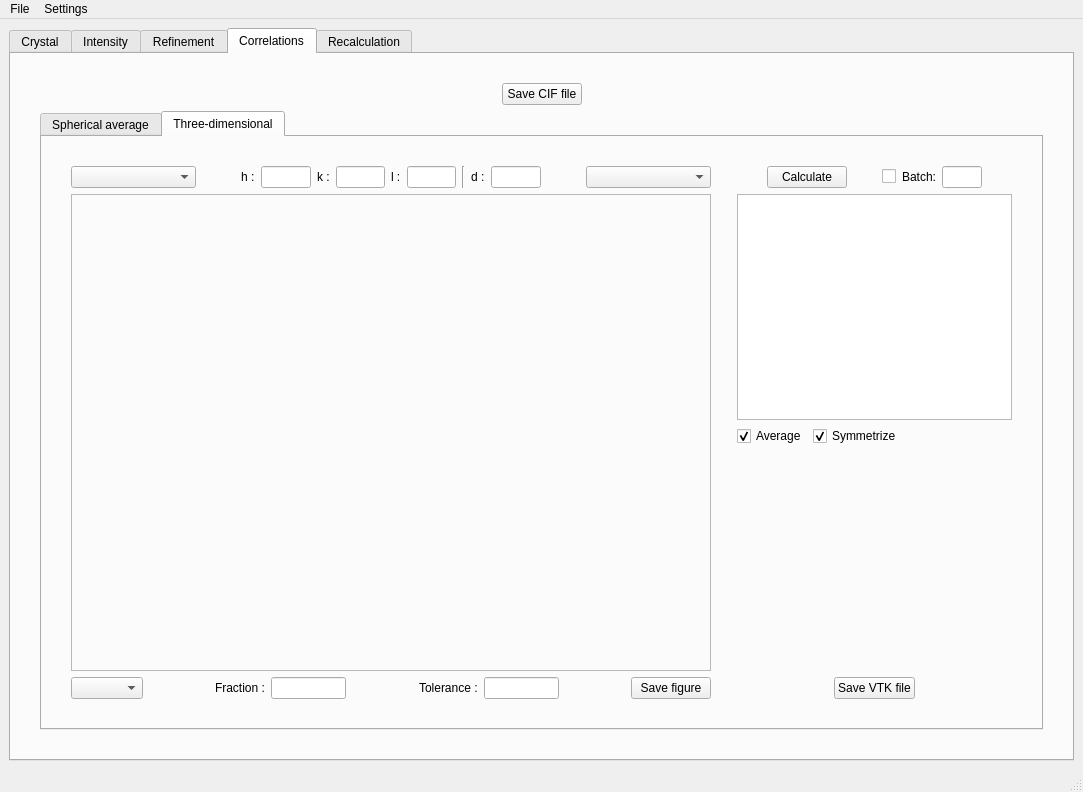
Above: disorder/graphical/mainwindow.ui from zjmorgan/rmc-discord before the change. Below: the same form after it.
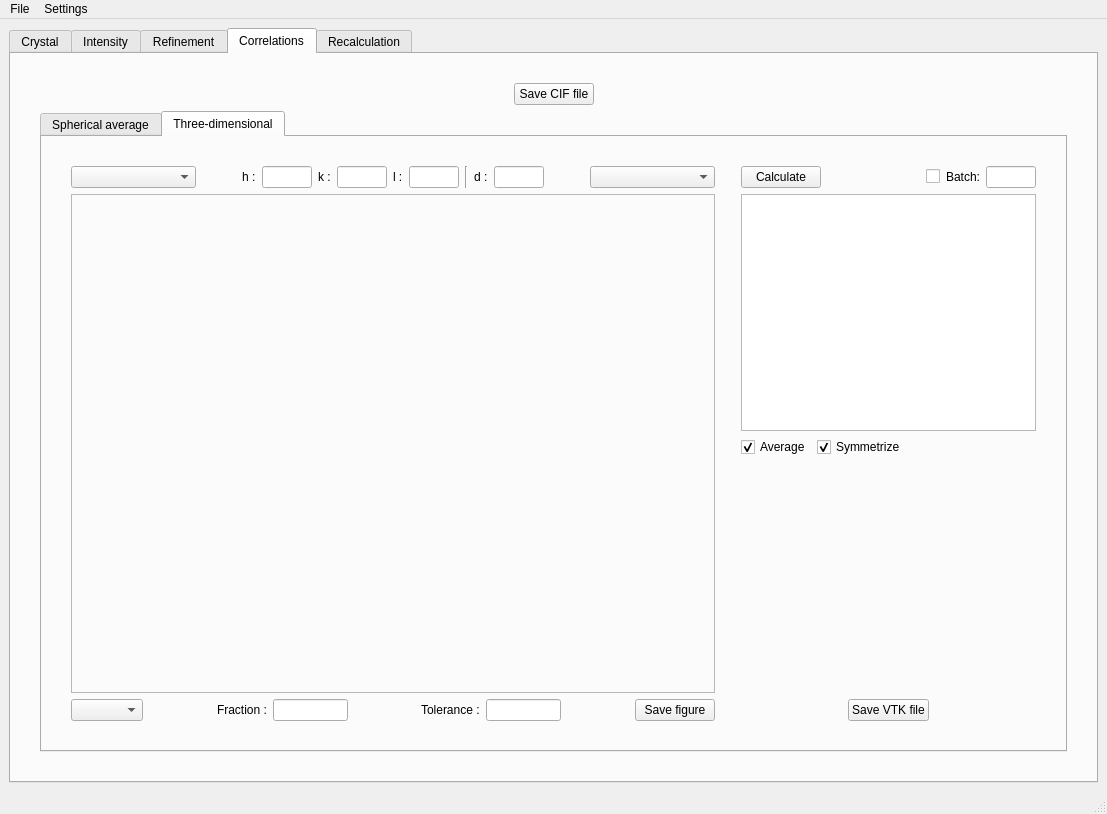
That is the form after the change. The open tabs and pages were chosen to show the change. Custom widgets are drawn as their Qt base class.

Commit message: Intensity tab

```diff
--- a/disorder/graphical/mainwindow.ui
+++ b/disorder/graphical/mainwindow.ui
@@ -6,8 +6,8 @@
    <rect>
     <x>0</x>
     <y>0</y>
-    <width>1083</width>
-    <height>792</height>
+    <width>1107</width>
+    <height>814</height>
    </rect>
   </property>
   <property name="windowTitle">
@@ -2776,80 +2776,6 @@
                 </item>
                </layout>
               </item>
-              <item row="0" column="0">
-               <layout class="QGridLayout" name="gridLayout_71">
-                <item row="0" column="2">
-                 <spacer name="horizontalSpacer_22">
-                  <property name="orientation">
-                   <enum>Qt::Horizontal</enum>
-                  </property>
-                  <property name="sizeHint" stdset="0">
-                   <size>
-                    <width>40</width>
-                    <height>20</height>
-                   </size>
-                  </property>
-                 </spacer>
-                </item>
-                <item row="0" column="0">
-                 <spacer name="horizontalSpacer_91">
-                  <property name="orientation">
-                   <enum>Qt::Horizontal</enum>
-                  </property>
-                  <property name="sizeHint" stdset="0">
-                   <size>
-                    <width>40</width>
-                    <height>20</height>
-                   </size>
-                  </property>
-                 </spacer>
-                </item>
-                <item row="0" column="6">
-                 <spacer name="horizontalSpacer_92">
-                  <property name="orientation">
-                   <enum>Qt::Horizontal</enum>
-                  </property>
-                  <property name="sizeHint" stdset="0">
-                   <size>
-                    <width>40</width>
-                    <height>20</height>
-                   </size>
-                  </property>
-                 </spacer>
-                </item>
-                <item row="0" column="3">
-                 <widget class="QCheckBox" name="checkBox_batch_corr_3d">
-                  <property name="text">
-                   <string/>
-                  </property>
-                 </widget>
-                </item>
-                <item row="0" column="1">
-                 <widget class="QPushButton" name="pushButton_calculate_3d">
-                  <property name="text">
-                   <string>Calculate</string>
-                  </property>
-                 </widget>
-                </item>
-                <item row="0" column="5">
-                 <widget class="QLineEdit" name="lineEdit_runs_corr_3d">
-                  <property name="maximumSize">
-                   <size>
-                    <width>50</width>
-                    <height>16777215</height>
-                   </size>
-                  </property>
-                 </widget>
-                </item>
-                <item row="0" column="4">
-                 <widget class="QLabel" name="label_batch_corr_3d">
-                  <property name="text">
-                   <string>Batch:</string>
-                  </property>
-                 </widget>
-                </item>
-               </layout>
-              </item>
               <item row="4" column="0">
                <layout class="QGridLayout" name="gridLayout_65">
                 <item row="0" column="1">
@@ -2903,6 +2829,54 @@
               <item row="1" column="0">
                <widget class="QTableWidget" name="tableWidget_pairs_3d"/>
               </item>
+              <item row="0" column="0">
+               <layout class="QGridLayout" name="gridLayout_60">
+                <item row="0" column="2">
+                 <widget class="QCheckBox" name="checkBox_batch_corr_3d">
+                  <property name="text">
+                   <string/>
+                  </property>
+                 </widget>
+                </item>
+                <item row="0" column="3">
+                 <widget class="QLabel" name="label_batch_corr_3d">
+                  <property name="text">
+                   <string>Batch:</string>
+                  </property>
+                 </widget>
+                </item>
+                <item row="0" column="4">
+                 <widget class="QLineEdit" name="lineEdit_runs_corr_3d">
+                  <property name="maximumSize">
+                   <size>
+                    <width>50</width>
+                    <height>16777215</height>
+                   </size>
+                  </property>
+                 </widget>
+                </item>
+                <item row="0" column="0">
+                 <widget class="QPushButton" name="pushButton_calculate_3d">
+                  <property name="text">
+                   <string>Calculate</string>
+                  </property>
+                 </widget>
+                </item>
+                <item row="0" column="1">
+                 <spacer name="horizontalSpacer_22">
+                  <property name="orientation">
+                   <enum>Qt::Horizontal</enum>
+                  </property>
+                  <property name="sizeHint" stdset="0">
+                   <size>
+                    <width>40</width>
+                    <height>20</height>
+                   </size>
+                  </property>
+                 </spacer>
+                </item>
+               </layout>
+              </item>
              </layout>
             </item>
             <item row="1" column="4">
@@ -3719,8 +3693,8 @@
     <rect>
      <x>0</x>
      <y>0</y>
-     <width>1083</width>
-     <height>22</height>
+     <width>1107</width>
+     <height>26</height>
     </rect>
    </property>
    <widget class="QMenu" name="menuFile">
```
Left out of the diff: 1009 changed lines with no effect on the pictures. The commit also changes 7 other files.
